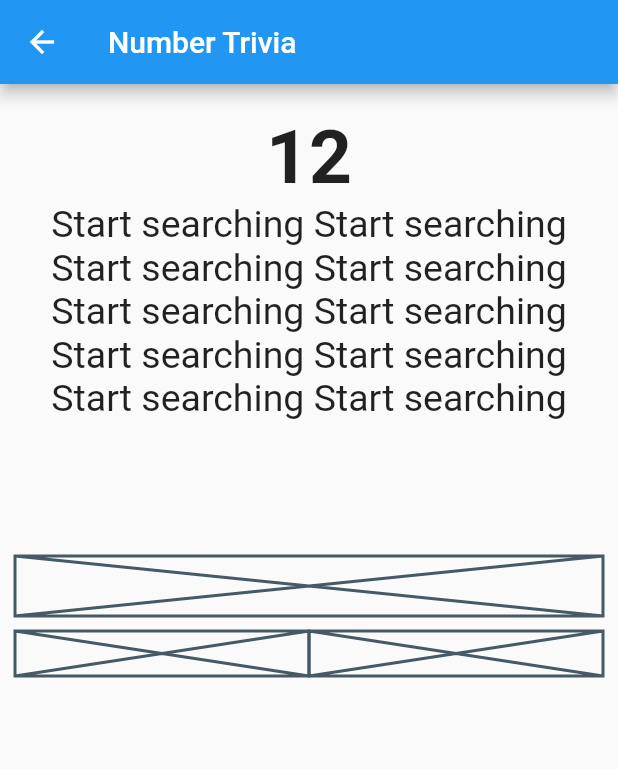
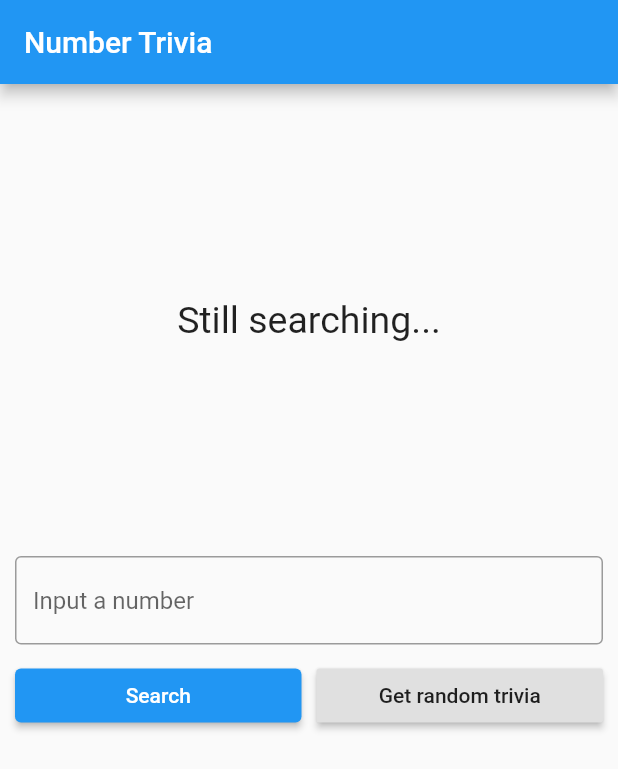
Before and after one commit to mustafiz012/flutter_tdd_clean_practice, a Flutter app: the NumberTriviaPage screen opened directly, on a phone screen of 412 x 824 dp. Shown: the top 769 px of the screen. Run offline on Flutter 3.47's test engine with Material 2 defaults, Android fonts, the phone set to English and light mode, and no system bars; our stand-ins replace bloc, connectivity_plus, dartz, equatable, flutter_bloc, get_it and 1 more; accounts and stored records are empty.

Commit message:
UI functional and Reso Coder tutorial done

```diff
--- /dev/null
+++ b/lib/core/utils/style.dart
@@ -0,0 +1,21 @@
+import 'package:flutter/material.dart';
+
+final ButtonStyle raisedRegularButtonStyle = ElevatedButton.styleFrom(
+  onPrimary: Colors.black87,
+  primary: Colors.grey[300],
+  minimumSize: Size(88, 36),
+  padding: EdgeInsets.symmetric(horizontal: 16),
+  shape: const RoundedRectangleBorder(
+    borderRadius: BorderRadius.all(Radius.circular(2)),
+  ),
+);
+
+final ButtonStyle raisedPositiveButtonStyle = ElevatedButton.styleFrom(
+  onPrimary: Colors.white,
+  primary: Colors.blue,
+  minimumSize: Size(88, 36),
+  padding: EdgeInsets.symmetric(horizontal: 16),
+  shape: const RoundedRectangleBorder(
+    borderRadius: BorderRadius.all(Radius.circular(2)),
+  ),
+);
--- a/lib/features/number_trivia/presentation/pages/number_trivia_page.dart
+++ b/lib/features/number_trivia/presentation/pages/number_trivia_page.dart
@@ -1,9 +1,10 @@
 import 'package:flutter/material.dart';
 import 'package:flutter_bloc/flutter_bloc.dart';
-import 'package:flutter_tdd_clean_practice/features/number_trivia/domain/entities/number_trivia.dart';
 import 'package:flutter_tdd_clean_practice/features/number_trivia/presentation/bloc/number_trivia_bloc.dart';
+import 'package:flutter_tdd_clean_practice/features/number_trivia/presentation/widgets/widgets.dart';
 
 import '../../../../injection_container.dart';
+import '../widgets/trivia_controls.dart';
 
 class NumberTriviaPage extends StatelessWidget {
   const NumberTriviaPage({Key? key}) : super(key: key);
@@ -14,7 +15,12 @@ class NumberTriviaPage extends StatelessWidget {
       appBar: AppBar(
         title: const Text("Number Trivia"),
       ),
-      body: BlocProvider(
+      body: SingleChildScrollView(child: buildBody(context)),
+    );
+  }
+
+  BlocProvider<NumberTriviaBloc> buildBody(BuildContext context) {
+    return BlocProvider(
       create: (BuildContext context) => sl<NumberTriviaBloc>(),
       child: Center(
         child: Padding(
@@ -24,10 +30,6 @@ class NumberTriviaPage extends StatelessWidget {
               SizedBox(height: 10),
               BlocBuilder<NumberTriviaBloc, NumberTriviaState>(
                   builder: (context, state) {
-                  return TriviaDisplay(
-                      numberTrivia: NumberTrivia(
-                          "Start searching Start searching Start searching Start searching Start searching Start searching Start searching Start searching Start searching Start searching ",
-                          12));
                 if (state is Empty) {
                   return MessageDisplay(
                     message: "Still searching...",
@@ -35,101 +37,22 @@ class NumberTriviaPage extends StatelessWidget {
                 } else if (state is Loading) {
                   return LoadingWidget();
                 } else if (state is Loaded) {
-                    return MessageDisplay(message: state.trivia.text);
+                  return TriviaDisplay(numberTrivia: state.trivia);
                 } else if (state is Error) {
                   return MessageDisplay(message: state.message);
+                } else {
+                  return MessageDisplay(
+                    message: "Still searching...",
+                  );
                 }
               }),
               SizedBox(height: 20),
-                Column(
-                  children: <Widget>[
-                    Placeholder(fallbackHeight: 40),
-                    SizedBox(height: 10),
-                    Row(
-                      children: [
-                        Expanded(
-                          child: Placeholder(fallbackHeight: 30),
-                        ),
-                        SizedBox(height: 10),
-                        Expanded(
-                          child: Placeholder(fallbackHeight: 30),
-                        ),
+              // Bottom half
+              TriviaControls()
             ],
-                    )
-                  ],
-                )
-              ],
-            ),
           ),
         ),
       ),
     );
   }
 }
-
-class MessageDisplay extends StatelessWidget {
-  final String message;
-
-  const MessageDisplay({Key? key, required this.message}) : super(key: key);
-
-  @override
-  Widget build(BuildContext context) {
-    return Container(
-      height: MediaQuery.of(context).size.height / 3,
-      child: Center(
-        child: SingleChildScrollView(
-          child: Text(
-            message,
-            style: TextStyle(fontSize: 25),
-            textAlign: TextAlign.center,
-          ),
-        ),
-      ),
-    );
-  }
-}
-
-class LoadingWidget extends StatelessWidget {
-  const LoadingWidget({Key? key}) : super(key: key);
-
-  @override
-  Widget build(BuildContext context) {
-    return Container(
-      height: MediaQuery.of(context).size.height / 3,
-      child: Center(child: CircularProgressIndicator()),
-    );
-  }
-}
-
-class TriviaDisplay extends StatelessWidget {
-  final NumberTrivia numberTrivia;
-
-  const TriviaDisplay({Key? key, required this.numberTrivia}) : super(key: key);
-
-  @override
-  Widget build(BuildContext context) {
-    return Container(
-      height: MediaQuery.of(context).size.height / 3,
-      child: Column(
-        children: <Widget>[
-          Text(
-            numberTrivia.number.toString(),
-            style: TextStyle(
-              fontSize: 50,
-              fontWeight: FontWeight.bold,
-            ),
-          ),
-          Center(
-            child: SingleChildScrollView(
-              child: Text(
-                numberTrivia.text,
-                style: TextStyle(fontSize: 25),
-                textAlign: TextAlign.center,
-              ),
-            ),
-          ),
-        ],
-      ),
-    );
-  }
-}
--- /dev/null
+++ b/lib/features/number_trivia/presentation/widgets/message_display.dart
@@ -0,0 +1,23 @@
+import 'package:flutter/material.dart';
+
+class MessageDisplay extends StatelessWidget {
+  final String message;
+
+  const MessageDisplay({Key? key, required this.message}) : super(key: key);
+
+  @override
+  Widget build(BuildContext context) {
+    return Container(
+      height: MediaQuery.of(context).size.height / 3,
+      child: Center(
+        child: SingleChildScrollView(
+          child: Text(
+            message,
+            style: TextStyle(fontSize: 25),
+            textAlign: TextAlign.center,
+          ),
+        ),
+      ),
+    );
+  }
+}
--- /dev/null
+++ b/lib/features/number_trivia/presentation/widgets/trivia_controls.dart
@@ -0,0 +1,70 @@
+import 'package:flutter/material.dart';
+import 'package:flutter_bloc/flutter_bloc.dart';
+
+import '../../../../core/utils/style.dart';
+import '../bloc/number_trivia_bloc.dart';
+
+class TriviaControls extends StatefulWidget {
+  const TriviaControls({Key? key}) : super(key: key);
+
+  @override
+  State<TriviaControls> createState() => _TriviaControlsState();
+}
+
+class _TriviaControlsState extends State<TriviaControls> {
+  final controller = TextEditingController();
+  String inputString = "";
+
+  @override
+  Widget build(BuildContext context) {
+    return Column(
+      children: <Widget>[
+        TextField(
+            controller: controller,
+            onChanged: (value) {
+              inputString = value;
+            },
+            onSubmitted: (_) {
+              dispatchConcrete();
+            },
+            keyboardType: TextInputType.number,
+            decoration: InputDecoration(
+                border: OutlineInputBorder(), hintText: "Input a number")),
+        SizedBox(height: 10),
+        Row(
+          children: [
+            Expanded(
+              child: ElevatedButton(
+                child: Text("Search"),
+                onPressed: () {
+                  dispatchConcrete();
+                },
+              ),
+            ),
+            const SizedBox(width: 10),
+            Expanded(
+              child: ElevatedButton(
+                style: raisedRegularButtonStyle,
+                child: Text("Get random trivia"),
+                onPressed: () {
+                  dispatchRandom();
+                },
+              ),
+            ),
+          ],
+        )
+      ],
+    );
+  }
+
+  void dispatchConcrete() {
+    controller.clear();
+    BlocProvider.of<NumberTriviaBloc>(context)
+        .add(GetTriviaForConcreteNumber(numberString: inputString));
+  }
+
+  void dispatchRandom() {
+    controller.clear();
+    BlocProvider.of<NumberTriviaBloc>(context).add(GetTriviaForRandomNumber());
+  }
+}
--- /dev/null
+++ b/lib/features/number_trivia/presentation/widgets/widgets.dart
@@ -0,0 +1,3 @@
+export 'loading_widget.dart';
+export 'message_display.dart';
+export 'trivia_display.dart';
```
Also changed, not shown: lib/features/number_trivia/presentation/widgets/loading_widget.dart (added, +13 -0 lines), lib/features/number_trivia/presentation/widgets/trivia_display.dart (added, +38 -0 lines), lib/main.dart (+4 -3 lines). Lines whose indentation alone changed are shown as unchanged.
